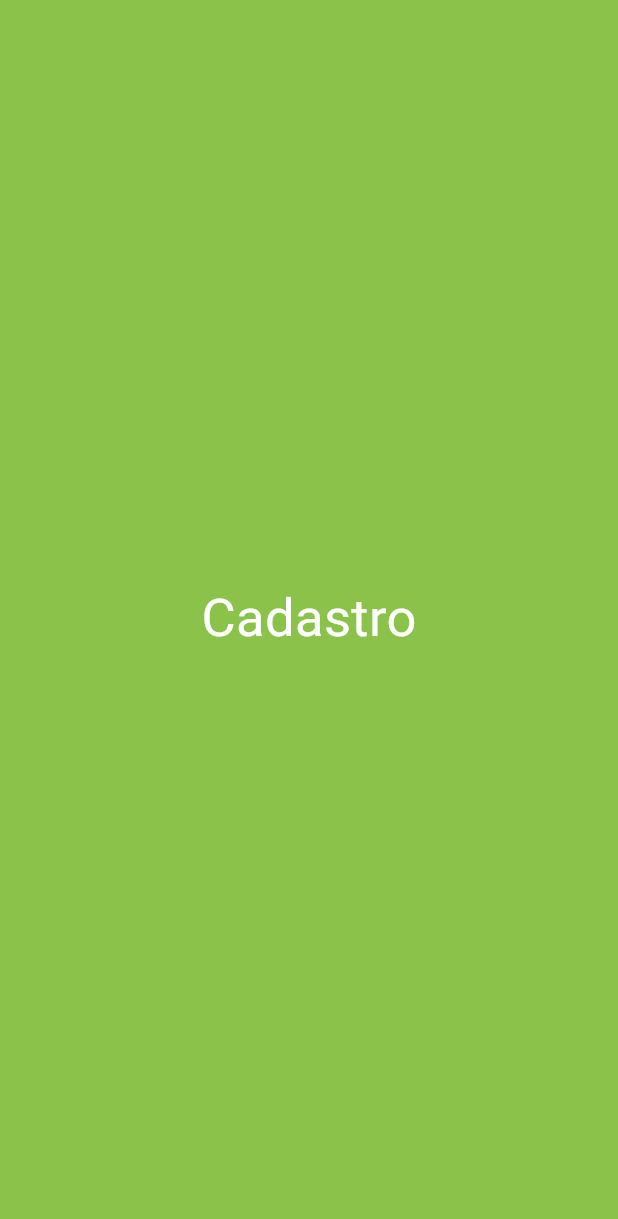
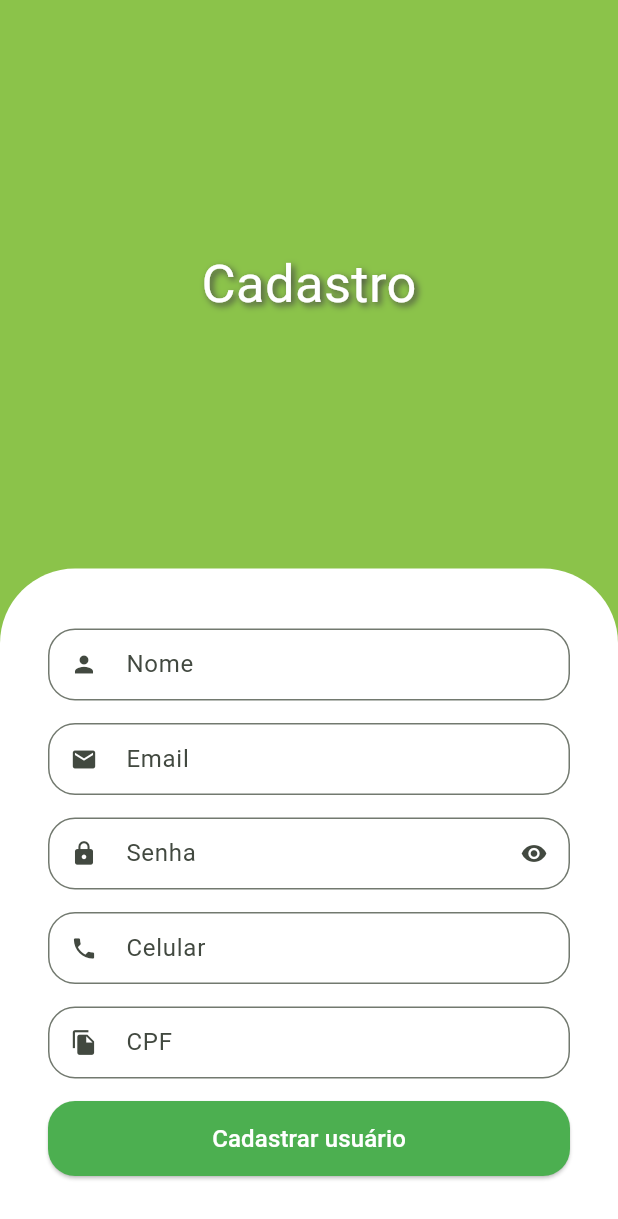
Before and after one commit to Miicchhel/FruitTrace, a Flutter app: the SignUpScreen screen opened directly, on a phone screen of 412 x 824 dp. Shown: the top 1219 px of the screen. Run offline on Flutter 3.47's test engine with Material 3 defaults, Android fonts, the light colour scheme and no system bars; our stand-ins replace animated_text_kit.

Commit message:
adicionando os campos do formulário e o btn de cadastrar usuário

```diff
--- a/lib/src/auth/sign_up_screen.dart
+++ b/lib/src/auth/sign_up_screen.dart
@@ -1,4 +1,6 @@
 import 'package:flutter/material.dart';
+import 'package:flutter/widgets.dart';
+import 'package:fruittrace/src/auth/components/custom_text_field.dart';
 import 'package:fruittrace/src/auth/config/custom_colors.dart';
 
 class SignUpScreen extends StatelessWidget {
@@ -8,24 +10,85 @@ class SignUpScreen extends StatelessWidget {
   Widget build(BuildContext context) {
     return Scaffold(
       backgroundColor: CustomColors.customSwatchColor,
-      body: const Column(
+      body: Column(
         children: [
-
           // Titulo
-          Expanded(
+          const Expanded(
             child: Center(
               child: Text(
                 'Cadastro',
                 style: TextStyle(
                   fontSize: 35.0,
-                  color: Colors.white
+                  color: Colors.white,
+                  shadows: [
+                    Shadow(
+                        color: Color.fromARGB(255, 68, 67, 67),
+                        offset: Offset(2.0, 2.0),
+                        blurRadius: 6.0),
+                  ],
                 ),
               ),
             ),
           ),
 
           // Formulario
+          Container(
+            padding:
+                const EdgeInsets.symmetric(horizontal: 32.0, vertical: 40.0),
+            decoration: const BoxDecoration(
+              color: Colors.white,
+              borderRadius: BorderRadius.vertical(top: Radius.circular(50.0)),
+            ),
+            child: Column(
+              crossAxisAlignment: CrossAxisAlignment.stretch,
+              children: [
+                const CustomTextField(
+                  icon: Icons.person,
+                  label: 'Nome',
+                ),
+                const CustomTextField(
+                  icon: Icons.email,
+                  label: 'Email',
+                ),
+                const CustomTextField(
+                  icon: Icons.lock,
+                  label: 'Senha',
+                  isSecret: true,
+                ),
+                const CustomTextField(
+                  icon: Icons.phone,
+                  label: 'Celular',
+                ),
+                const CustomTextField(
+                  icon: Icons.file_copy,
+                  label: 'CPF',
+                ),
+                SizedBox(
+                  height: 50.0,
+                  child: ElevatedButton(
 
+                    onPressed: () {},
+
+                    style: ElevatedButton.styleFrom(
+                      backgroundColor: Colors.green,
+                      shape: const RoundedRectangleBorder(
+                        borderRadius: BorderRadius.all(Radius.circular(18.0)),
+                      ),
+                    ),
+
+                    child: const Text(
+                      'Cadastrar usuário',
+                      style: TextStyle(
+                        fontSize: 16.0,
+                        color: Colors.white
+                      ),
+                    ),
+
+                  ),
+                ),
+              ],
+            ),
+          ),
         ],
       ),
     );
```
